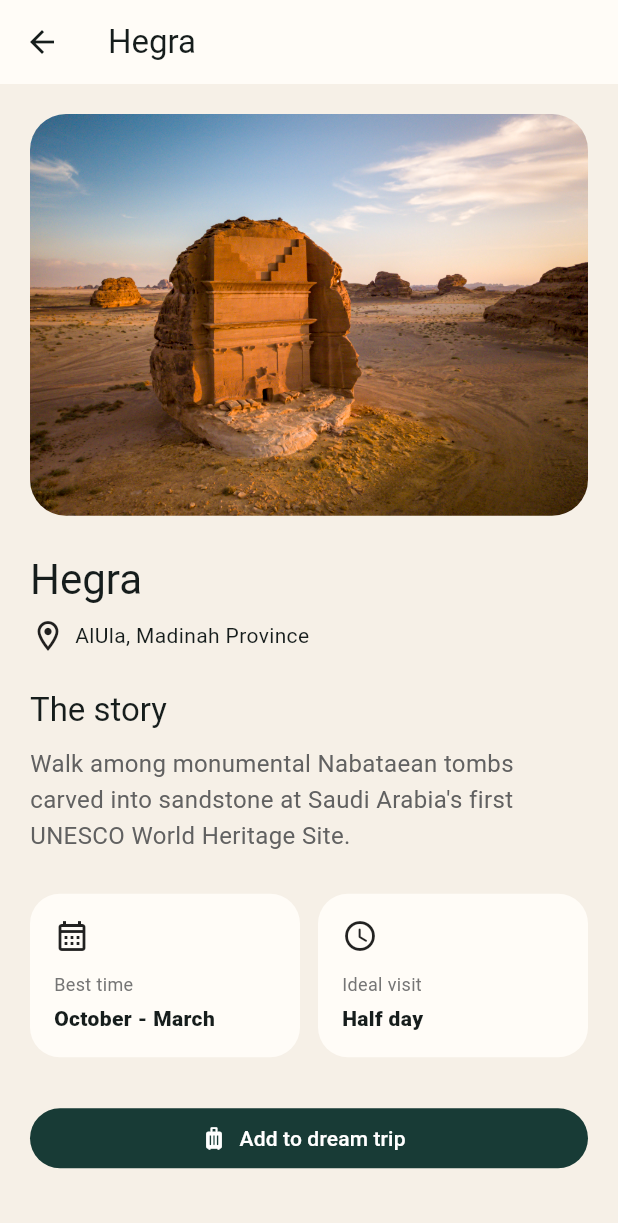
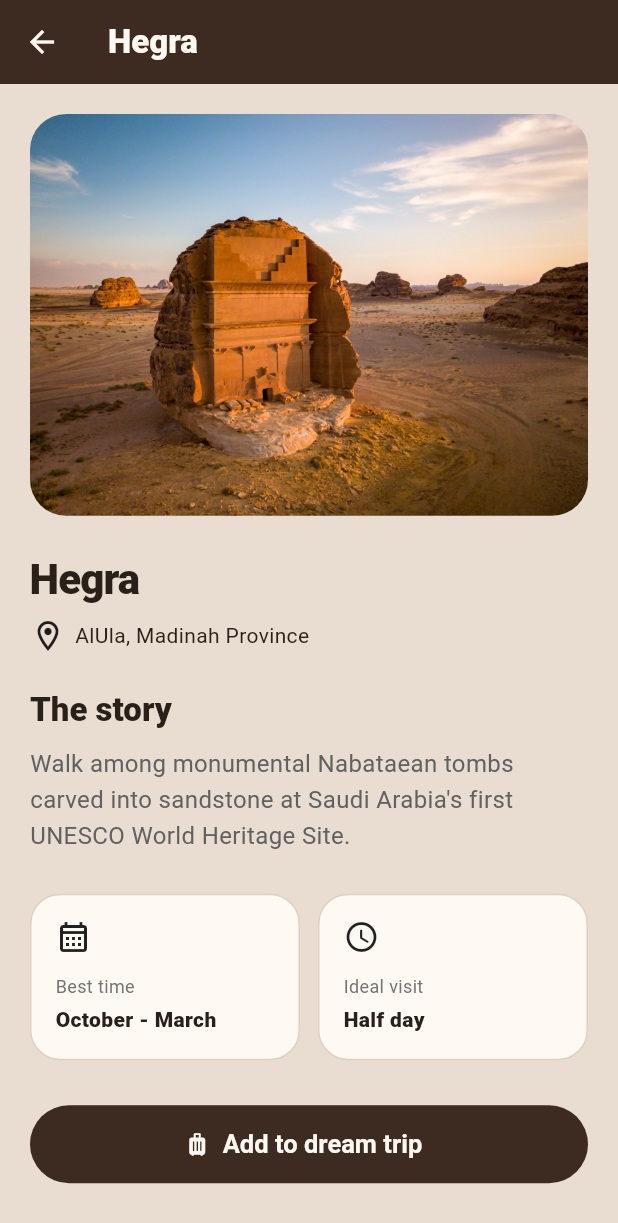
Before and after one commit to turki125/Rihla-Supabase-Lab, a Flutter app: the screen it shows after launch, after a tap on "Explore", on a phone screen of 412 x 824 dp. Shown: the top 1223 px of the screen. Run offline on Flutter 3.47's test engine with Material 3 defaults, Android fonts, the phone set to English and light mode, and no system bars.

Commit message:
Apply cedar and sage visual theme

```diff
--- a/lib/main.dart
+++ b/lib/main.dart
@@ -16,12 +16,49 @@ class RihlaApp extends StatelessWidget {
       title: 'Rihla',
       theme: ThemeData(
         useMaterial3: true,
-        scaffoldBackgroundColor: const Color(0xFFF6F0E7),
+        scaffoldBackgroundColor: const Color(0xFFE8DDD0),
         colorScheme: ColorScheme.fromSeed(
-          seedColor: const Color(0xFF183B36),
-          primary: const Color(0xFF183B36),
-          secondary: const Color(0xFFC97832),
-          surface: const Color(0xFFFFFCF7),
+          seedColor: const Color(0xFF3D2A20),
+          primary: const Color(0xFF3D2A20),
+          secondary: const Color(0xFF6E8062),
+          surface: const Color(0xFFFFF9F3),
+          onSurface: const Color(0xFF29201A),
+        ),
+        appBarTheme: const AppBarTheme(
+          backgroundColor: Color(0xFFE8DDD0),
+          foregroundColor: Color(0xFF29201A),
+          elevation: 0,
+          surfaceTintColor: Colors.transparent,
+        ),
+        navigationBarTheme: const NavigationBarThemeData(
+          backgroundColor: Color(0xFFDCE5D8),
+          indicatorColor: Color(0xFFB8CBB2),
+          labelTextStyle: WidgetStatePropertyAll(
+            TextStyle(fontWeight: FontWeight.w700),
+          ),
+        ),
+        filledButtonTheme: FilledButtonThemeData(
+          style: FilledButton.styleFrom(
+            backgroundColor: const Color(0xFF3D2A20),
+            foregroundColor: const Color(0xFFFFF9F3),
+            minimumSize: const Size.fromHeight(52),
+            shape: const StadiumBorder(),
+            textStyle: const TextStyle(
+              fontSize: 17,
+              fontWeight: FontWeight.w700,
+            ),
+          ),
+        ),
+        textTheme: const TextTheme(
+          headlineMedium: TextStyle(
+            color: Color(0xFF29201A),
+            fontWeight: FontWeight.w800,
+            letterSpacing: -0.6,
+          ),
+          titleLarge: TextStyle(
+            color: Color(0xFF29201A),
+            fontWeight: FontWeight.w800,
+          ),
         ),
       ),
       home: const HomeScreen(),
--- a/lib/screens/home.dart
+++ b/lib/screens/home.dart
@@ -116,7 +116,7 @@ class _HomeScreenState extends State<HomeScreen> {
                     hintText: 'Search a place or region',
                     prefixIcon: const Icon(
                       Icons.search_rounded,
-                      color: Color(0xFF48605B),
+                      color: Color(0xFF52634D),
                     ),
                     suffixIcon: query.isEmpty
                         ? null
@@ -129,19 +129,19 @@ class _HomeScreenState extends State<HomeScreen> {
                             icon: const Icon(Icons.close_rounded),
                           ),
                     filled: true,
-                    fillColor: const Color(0xFFFFFCF7),
+                    fillColor: const Color(0xFFFFF9F3),
                     border: OutlineInputBorder(
                       borderRadius: BorderRadius.circular(20),
-                      borderSide: const BorderSide(color: Color(0xFFE3D8CA)),
+                      borderSide: const BorderSide(color: Color(0xFFD8C8B6)),
                     ),
                     enabledBorder: OutlineInputBorder(
                       borderRadius: BorderRadius.circular(20),
-                      borderSide: const BorderSide(color: Color(0xFFE3D8CA)),
+                      borderSide: const BorderSide(color: Color(0xFFD8C8B6)),
                     ),
                     focusedBorder: OutlineInputBorder(
                       borderRadius: BorderRadius.circular(20),
                       borderSide: const BorderSide(
-                        color: Color(0xFFC97832),
+                        color: Color(0xFFB9653C),
                         width: 2,
                       ),
                     ),
@@ -159,7 +159,7 @@ class _HomeScreenState extends State<HomeScreen> {
                         width: double.infinity,
                         padding: const EdgeInsets.all(32),
                         decoration: BoxDecoration(
-                          color: const Color(0xFFFFFCF7),
+                          color: const Color(0xFFFFF9F3),
                           borderRadius: BorderRadius.circular(24),
                         ),
                         child: Column(
@@ -170,7 +170,7 @@ class _HomeScreenState extends State<HomeScreen> {
                                   ? Icons.bookmark_add_outlined
                                   : Icons.search_off_rounded,
                               size: 48,
-                              color: Color(0xFF183B36),
+                              color: Color(0xFF3D2A20),
                             ),
                             SizedBox(height: 16),
                             Text(
@@ -205,13 +205,13 @@ class _HomeScreenState extends State<HomeScreen> {
                         margin: const EdgeInsets.only(bottom: 20),
                         clipBehavior: Clip.antiAlias,
                         decoration: BoxDecoration(
-                          color: const Color(0xFFFFFCF7),
+                          color: const Color(0xFFFFF9F3),
                           borderRadius: BorderRadius.circular(24),
                           boxShadow: const [
                             BoxShadow(
-                              color: Color(0x14000000),
-                              blurRadius: 18,
-                              offset: Offset(0, 8),
+                              color: Color(0x183D2A20),
+                              blurRadius: 22,
+                              offset: Offset(0, 10),
                             ),
                           ],
                         ),
@@ -237,7 +237,7 @@ class _HomeScreenState extends State<HomeScreen> {
                                           vertical: 6,
                                         ),
                                         decoration: BoxDecoration(
-                                          color: const Color(0xFFE4ECE7),
+                                          color: const Color(0xFFDFE8DA),
                                           borderRadius: BorderRadius.circular(
                                             20,
                                           ),
@@ -276,7 +276,7 @@ class _HomeScreenState extends State<HomeScreen> {
 
                                       const Icon(
                                         Icons.star_rounded,
-                                        color: Color(0xFFC97832),
+                                        color: Color(0xFFB9653C),
                                         size: 20,
                                       ),
                                       const SizedBox(width: 4),
--- a/lib/screens/place_details.dart
+++ b/lib/screens/place_details.dart
@@ -1,6 +1,5 @@
 import 'package:flutter/material.dart';
 
-// This screen receives one destination map from the home screen.
 class PlaceDetailsScreen extends StatelessWidget {
   const PlaceDetailsScreen({
     super.key,
@@ -8,21 +7,22 @@ class PlaceDetailsScreen extends StatelessWidget {
     required this.onSave,
   });
 
-  // Stores the selected destination data.
-  // Example: Hegra map, including its name, image, and description.
   final Map<String, dynamic> place;
   final VoidCallback onSave;
 
   @override
   Widget build(BuildContext context) {
     return Scaffold(
-      appBar: AppBar(title: Text(place['name'])),
+      appBar: AppBar(
+        title: Text(place['name']),
+        backgroundColor: const Color(0xFF3D2A20),
+        foregroundColor: const Color(0xFFFFF9F3),
+      ),
 
       body: ListView(
         padding: const EdgeInsets.all(20),
 
         children: [
-          // Shows the destination image.
           ClipRRect(
             borderRadius: BorderRadius.circular(24),
 
@@ -39,7 +39,6 @@ class PlaceDetailsScreen extends StatelessWidget {
 
           const SizedBox(height: 24),
 
-          // Shows the destination name.
           Text(
             place['name'],
             style: Theme.of(context).textTheme.headlineMedium,
@@ -47,7 +46,6 @@ class PlaceDetailsScreen extends StatelessWidget {
 
           const SizedBox(height: 8),
 
-          // Shows the destination location with an icon.
           Row(
             children: [
               const Icon(Icons.location_on_outlined),
@@ -65,7 +63,6 @@ class PlaceDetailsScreen extends StatelessWidget {
 
           const SizedBox(height: 10),
 
-          // Shows the description from the map.
           Text(
             place['description'],
             style: TextStyle(
@@ -83,8 +80,9 @@ class PlaceDetailsScreen extends StatelessWidget {
                 child: Container(
                   padding: const EdgeInsets.all(16),
                   decoration: BoxDecoration(
-                    color: const Color(0xFFFFFCF7),
+                    color: const Color(0xFFFFF9F3),
                     borderRadius: BorderRadius.circular(20),
+                    border: Border.all(color: const Color(0xFFE0D0BF)),
                   ),
                   child: Column(
                     crossAxisAlignment: CrossAxisAlignment.start,
@@ -118,8 +116,9 @@ class PlaceDetailsScreen extends StatelessWidget {
                 child: Container(
                   padding: const EdgeInsets.all(16),
                   decoration: BoxDecoration(
-                    color: const Color(0xFFFFFCF7),
+                    color: const Color(0xFFFFF9F3),
                     borderRadius: BorderRadius.circular(20),
+                    border: Border.all(color: const Color(0xFFE0D0BF)),
                   ),
                   child: Column(
                     crossAxisAlignment: CrossAxisAlignment.start,
@@ -151,7 +150,6 @@ class PlaceDetailsScreen extends StatelessWidget {
 
           const SizedBox(height: 30),
 
-          // A creative button for the second screen.
           SizedBox(
             width: double.infinity,
             child: FilledButton.icon(
```
Also changed, not shown: 4 other files.
